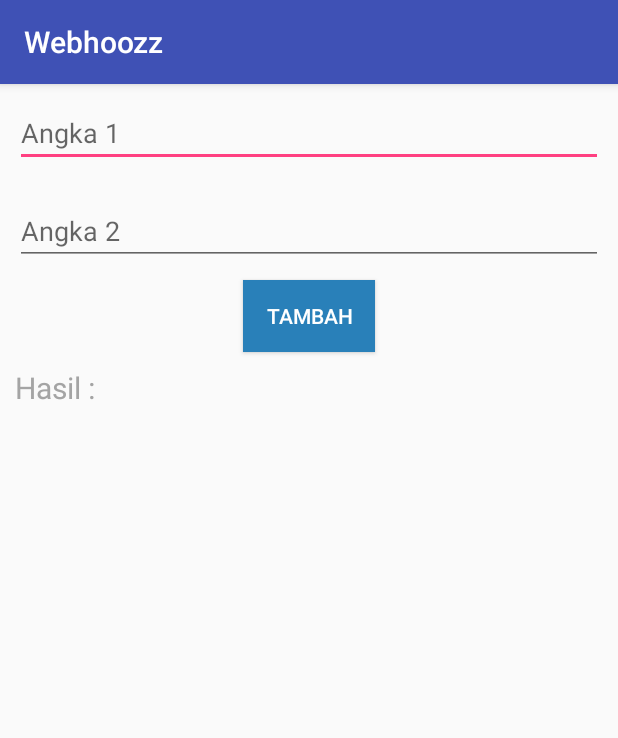
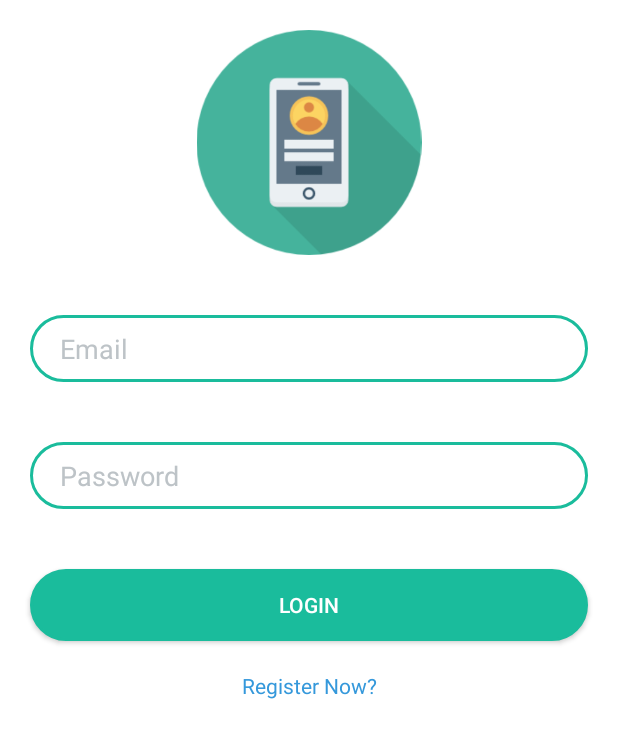
Before and after one commit to nilawildaalaluf/android_study, an Android app: the screen it shows after launch (MainActivity before the commit, LoginActivity after it), on a phone screen of 412 x 824 dp. Shown: the top 738 px of the screen. Run offline under Robolectric (Android 15) with nearby library versions, the phone set to English and light mode, and no system bars.

Commit message:
6 oct 2018

```diff
--- /dev/null
+++ b/app/src/main/java/com/example/irobot/webhoozz/LoginActivity.java
@@ -0,0 +1,38 @@
+package com.example.irobot.webhoozz;
+
+import android.content.Intent;
+import android.support.v7.app.AppCompatActivity;
+import android.os.Bundle;
+import android.view.View;
+import android.widget.Button;
+import android.widget.TextView;
+
+public class LoginActivity extends AppCompatActivity {
+    private Button btn_login;
+    private TextView btn_register;
+
+    @Override
+    protected void onCreate(Bundle savedInstanceState) {
+        super.onCreate(savedInstanceState);
+        setContentView(R.layout.activity_login);
+
+        btn_login = (Button) findViewById(R.id.login_button);
+        btn_register =(TextView) findViewById(R.id.register_button);
+
+        btn_login.setOnClickListener(new View.OnClickListener() {
+            @Override
+            public void onClick(View view) {
+                Intent main = new Intent(getApplicationContext(), MainActivity.class);
+                startActivity(main);
+            }
+        });
+
+        btn_register.setOnClickListener(new View.OnClickListener() {
+            @Override
+            public void onClick(View view) {
+                Intent register = new Intent(getApplicationContext(), RegisterActivity.class);
+                startActivity(register);
+            }
+        });
+    }
+}
--- /dev/null
+++ b/app/src/main/res/drawable/button_circle.xml
@@ -0,0 +1,7 @@
+<?xml version="1.0" encoding="utf-8"?>
+<shape xmlns:android="http://schemas.android.com/apk/res/android"
+    android:shape="rectangle">
+    <corners android:radius="50dp" />
+    <solid android:color="@color/colorPrimary" />
+    <stroke android:color="@color/colorPrimary" android:width="2dp"/>
+</shape>
--- /dev/null
+++ b/app/src/main/res/drawable/edittext_circle.xml
@@ -0,0 +1,7 @@
+<?xml version="1.0" encoding="utf-8"?>
+<shape xmlns:android="http://schemas.android.com/apk/res/android"
+    android:shape="rectangle">
+    <corners android:radius="50dp" />
+    <solid android:color="#fff" />
+    <stroke android:color="@color/colorPrimary" android:width="2dp"/>
+</shape>
--- /dev/null
+++ b/app/src/main/res/layout/activity_login.xml
@@ -0,0 +1,61 @@
+<?xml version="1.0" encoding="utf-8"?>
+<LinearLayout xmlns:android="http://schemas.android.com/apk/res/android"
+    xmlns:app="http://schemas.android.com/apk/res-auto"
+    xmlns:tools="http://schemas.android.com/tools"
+    android:layout_width="match_parent"
+    android:layout_height="match_parent"
+    android:orientation="vertical"
+    android:background="#fff"
+    tools:context=".LoginActivity">
+
+    <ImageView
+        android:layout_width="wrap_content"
+        android:layout_height="150dp"
+        android:layout_gravity="center"
+        android:layout_marginTop="20dp"
+        android:layout_marginBottom="20dp"
+        android:src="@drawable/login" />
+
+    <EditText
+        android:layout_width="match_parent"
+        android:layout_height="wrap_content"
+        android:layout_margin="20dp"
+        android:background="@drawable/edittext_circle"
+        android:paddingLeft="20dp"
+        android:paddingTop="10dp"
+        android:textColor="#bdc3c7"
+        android:textColorHint="#bdc3c7"
+        android:paddingBottom="10dp"
+        android:inputType="textEmailAddress"
+        android:hint="Email"/>
+    <EditText
+        android:layout_width="match_parent"
+        android:layout_height="wrap_content"
+        android:background="@drawable/edittext_circle"
+        android:paddingLeft="20dp"
+        android:textColor="#bdc3c7"
+        android:textColorHint="#bdc3c7"
+        android:paddingTop="10dp"
+        android:paddingBottom="10dp"
+        android:layout_margin="20dp"
+        android:inputType="textPassword"
+        android:hint="Password"/>
+
+    <Button
+        android:id="@+id/login_button"
+        android:layout_width="match_parent"
+        android:layout_height="wrap_content"
+        android:background="@drawable/button_circle"
+        android:layout_margin="20dp"
+        android:text="Login"
+        android:textColor="#fff"/>
+    <TextView
+        android:id="@+id/register_button"
+        android:gravity="center"
+        android:layout_width="match_parent"
+        android:layout_height="wrap_content"
+        android:text="Register Now?"
+        android:textColor="#3498db"/>
+
+
+</LinearLayout>
--- a/app/src/main/res/values/colors.xml
+++ b/app/src/main/res/values/colors.xml
@@ -1,6 +1,7 @@
 <?xml version="1.0" encoding="utf-8"?>
 <resources>
-    <color name="colorPrimary">#3F51B5</color>
-    <color name="colorPrimaryDark">#303F9F</color>
+    <color name="colorPrimary">#1abc9c</color>
+    <color name="colorPrimaryDark">#16a085</color>
     <color name="colorAccent">#FF4081</color>
+    <color name="colorBackground">#55efc4</color>
 </resources>
```
Also changed, not shown: app/src/main/AndroidManifest.xml (+15 -2 lines), app/src/main/java/com/example/irobot/webhoozz/MainActivity.java (+73 -22 lines), app/src/main/java/com/example/irobot/webhoozz/MainKalkulator.java (added, +42 -0 lines), app/src/main/java/com/example/irobot/webhoozz/RegisterActivity.java (added, +38 -0 lines), app/src/main/res/layout/activity_main.xml (+61 -2 lines), app/src/main/res/layout/activity_register.xml (added, +68 -0 lines), app/src/main/res/drawable/icon_login.png (added), app/src/main/res/drawable/login.png (added).
